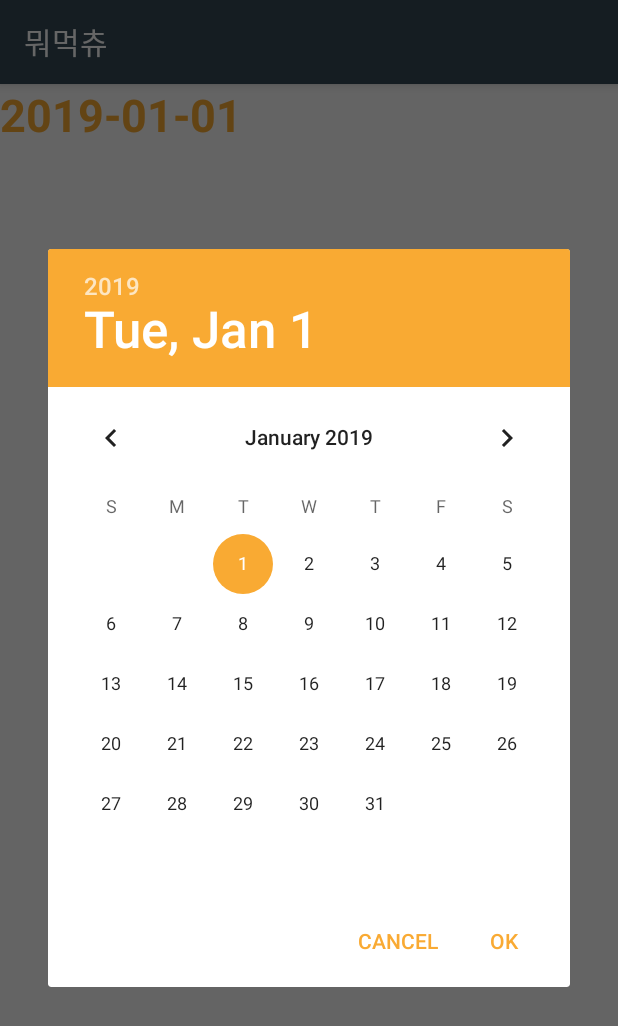
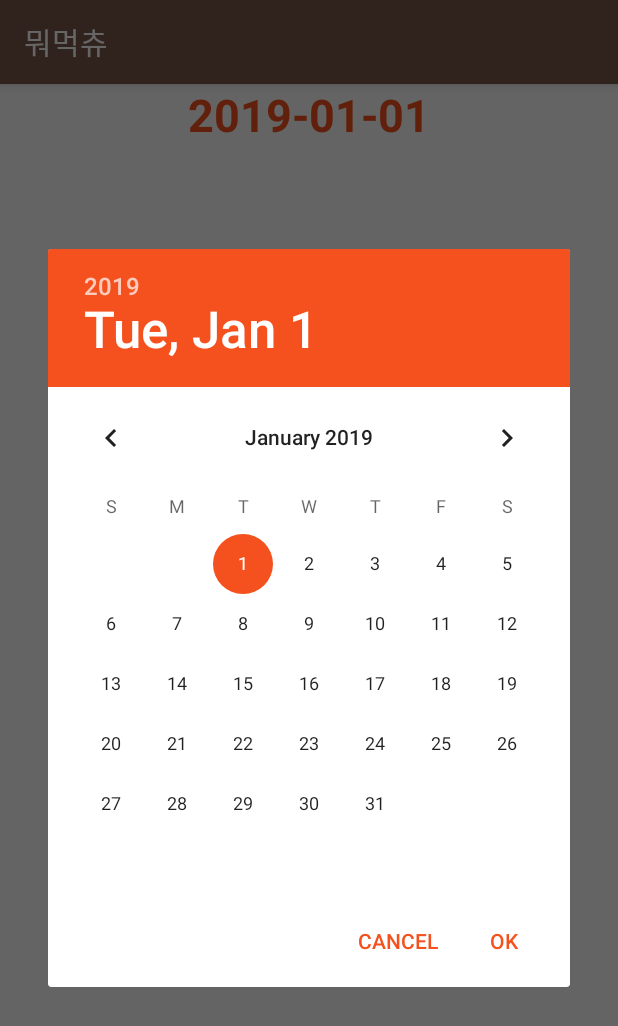
Before and after one commit to estanie/cs496_1, an Android app: the fragment FreeFragment shown on its own in the app's theme, after a tap on "2019-01-01", on a phone screen of 412 x 824 dp. Shown: the top 1026 px of the screen. Run offline under Robolectric (Android 15) with nearby library versions, the phone set to English and light mode, and no system bars; 1 statement that could not run was skipped.

Commit message:
Change color design
Change color design

```diff
--- a/app/src/main/java/com/example/q/cs496_1/adapters/AddListAdapter.kt
+++ b/app/src/main/java/com/example/q/cs496_1/adapters/AddListAdapter.kt
@@ -11,13 +11,13 @@ import android.widget.ImageView
 import android.widget.TextView
 import com.example.q.cs496_1.R
 import com.example.q.cs496_1.models.Address
-import kotlinx.android.synthetic.main.address_entry.view.*
+import kotlinx.android.synthetic.main.entry_address.view.*
 
 class AddListAdapter (val context: Context, val addList: ArrayList<Address>) :
     RecyclerView.Adapter<AddListAdapter.Holder>() {
 
     override fun onCreateViewHolder(parent: ViewGroup, viewType: Int): Holder{
-        val view = LayoutInflater.from(context).inflate(R.layout.address_entry, parent, false)
+        val view = LayoutInflater.from(context).inflate(R.layout.entry_address, parent, false)
         return Holder(view)
     }
     override fun getItemCount(): Int {
--- a/app/src/main/res/drawable/ic_round_camera_outline.xml
+++ b/app/src/main/res/drawable/ic_round_camera_outline.xml
@@ -4,6 +4,6 @@
     android:viewportWidth="24"
     android:viewportHeight="24">
   <path
-      android:fillColor="#FF000000"
+      android:fillColor="#FFD0D0D0"
       android:pathData="M20,4h-3.17L15,2L9,2L7.17,4L4,4c-1.1,0 -2,0.9 -2,2v12c0,1.1 0.9,2 2,2h16c1.1,0 2,-0.9 2,-2L22,6c0,-1.1 -0.9,-2 -2,-2zM20,18L4,18L4,6h4.05l1.83,-2h4.24l1.83,2L20,6v12zM12,7c-2.76,0 -5,2.24 -5,5s2.24,5 5,5 5,-2.24 5,-5 -2.24,-5 -5,-5zM12,15c-1.65,0 -3,-1.35 -3,-3s1.35,-3 3,-3 3,1.35 3,3 -1.35,3 -3,3z"/>
 </vector>
--- a/app/src/main/res/layout/fragment_address.xml
+++ b/app/src/main/res/layout/fragment_address.xml
@@ -8,8 +8,6 @@
             android:id="@+id/addRecyclerView"
             android:layout_width="match_parent"
             android:layout_height="match_parent"
-            android:layout_marginLeft="4dp"
-            android:layout_marginRight="4dp"
     />
 
     <android.support.design.widget.FloatingActionButton
--- a/app/src/main/res/layout/fragment_free.xml
+++ b/app/src/main/res/layout/fragment_free.xml
@@ -13,6 +13,8 @@
             android:gravity="center"
             android:textStyle="bold"
             app:layout_constraintBottom_toTopOf="@id/foodList"
+            app:layout_constraintStart_toStartOf="parent"
+            app:layout_constraintEnd_toEndOf="parent"
     />
 
     <android.support.v7.widget.RecyclerView
--- a/app/src/main/res/values/colors.xml
+++ b/app/src/main/res/values/colors.xml
@@ -1,7 +1,7 @@
 <?xml version="1.0" encoding="utf-8"?>
 <resources>
-    <color name="colorPrimary800">#232F34</color>
-    <color name="colorPrimary700">#344955</color>
-    <color name="colorPrimary600">#4A6572</color>
-    <color name="colorSecondary500">#F9AA33</color>
+    <color name="colorPrimary800">#6D4C41</color>
+    <color name="colorPrimary700">#795548</color>
+    <color name="colorPrimary600">#8D6E63</color>
+    <color name="colorSecondary500">#F4511E</color>
 </resources>
```
Also changed, not shown: app/src/main/res/layout/entry_address.xml (renamed from app/src/main/res/layout/address_entry.xml, +5 -4 lines).
